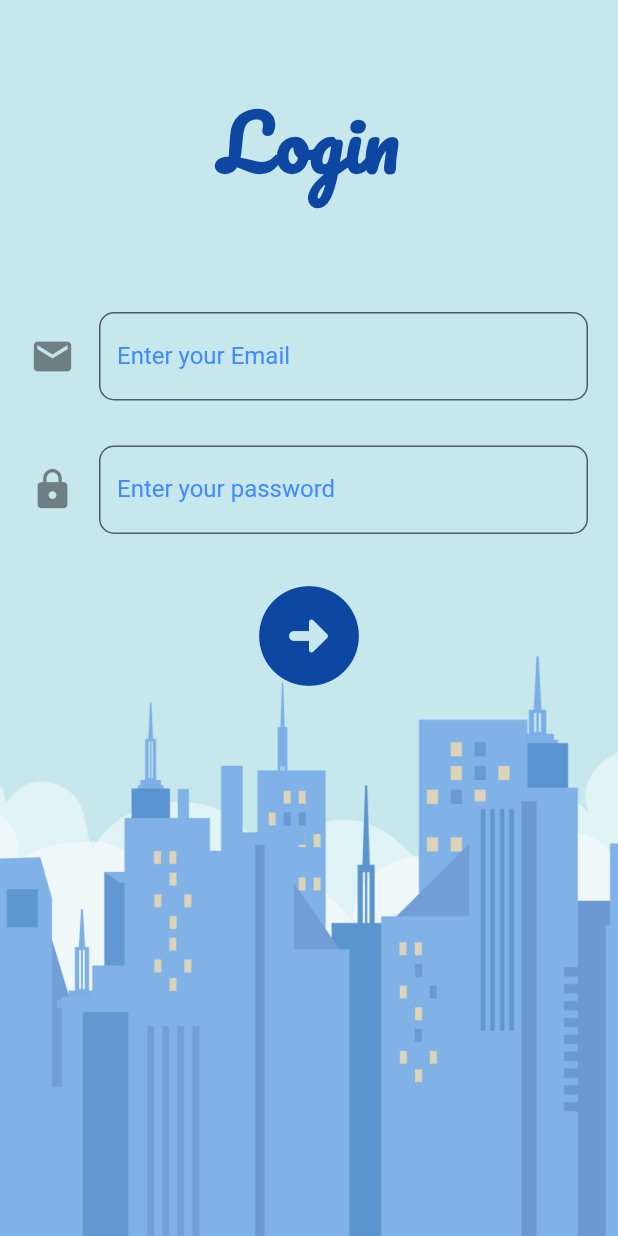
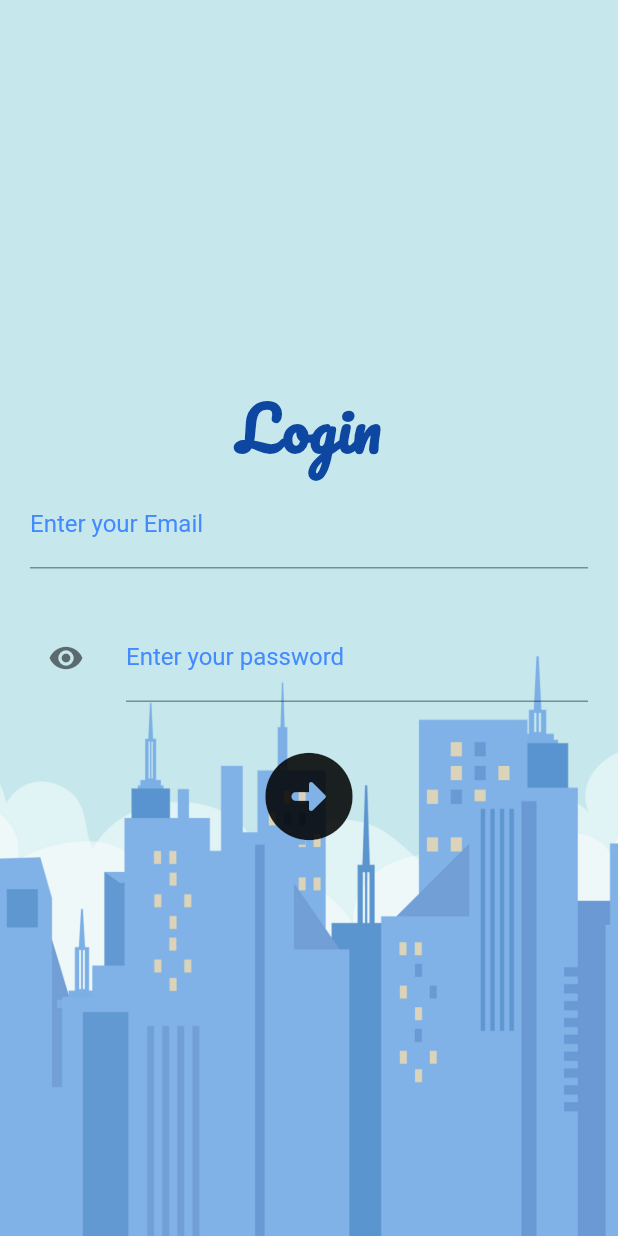
Before and after one commit to harshcodes17/Team-Triggers, a Flutter app: the screen it shows after launch, after a tap on "Log in", on a phone screen of 412 x 824 dp. Run offline on Flutter 3.47's test engine with Material 2 defaults, Android fonts, the phone set to English and light mode, and no system bars; our stand-ins replace cloud_firestore, firebase_auth, firebase_core; accounts and stored records are empty.

```diff
--- a/lib/main.dart
+++ b/lib/main.dart
@@ -6,6 +6,7 @@ import 'package:student_facilitation/screens/lost.dart';
 import 'package:student_facilitation/screens/message.dart';
 import 'package:student_facilitation/screens/profile.dart';
 import 'package:student_facilitation/screens/register.dart';
+import 'package:student_facilitation/screens/services/post.dart';
 import 'package:student_facilitation/screens/trending.dart';
 import 'package:student_facilitation/screens/welcome.dart';
 
@@ -36,6 +37,7 @@ class Dashboard extends StatelessWidget {
         Trending.id: (context) => Trending(),
         Message.id: (context) => Message(),
         Lost.id: (context) => Lost(),
+        Post.id: (context) => Post(),
       },
     );
   }
--- a/lib/screens/login.dart
+++ b/lib/screens/login.dart
@@ -10,6 +10,7 @@ class MyLogin extends StatefulWidget {
 }
 
 class _MyLoginState extends State<MyLogin> {
+  bool showSpinner = false;
   final _auth = FirebaseAuth.instance;
   late String email;
   late String password;
@@ -32,7 +33,6 @@ class _MyLoginState extends State<MyLogin> {
           child: Scaffold(
             backgroundColor: Colors.transparent,
             body: SafeArea(
-              child: SingleChildScrollView(
               child: Column(
                 mainAxisAlignment: MainAxisAlignment.center,
                 children: [
@@ -40,33 +40,21 @@ class _MyLoginState extends State<MyLogin> {
                     'Login',
                     style: TextStyle(
                       fontFamily: 'Pacifico',
-                        fontSize: 50,
+                      fontSize: 40,
                       fontWeight: FontWeight.bold,
                       color: Colors.blue.shade900,
                     ),
                   ),
-                    SizedBox(
-                      height: 70,
-                    ),
                   TextField(
-                      style: TextStyle(color: Colors.blue.shade600),
                     onChanged: (value) {
                       email = value;
                     },
                     cursorColor: Colors.blue.shade800,
                     keyboardType: TextInputType.emailAddress,
                     decoration: InputDecoration(
-                          icon: Icon(
-                            Icons.mail,
-                            size: 30,
-                          ),
-                          fillColor: Colors.transparent,
-                          filled: true,
                         hintText: 'Email Address',
-                          hintStyle: TextStyle(color: Colors.blue.shade900),
+                        hintStyle: TextStyle(color: Colors.white),
                         labelText: 'Enter your Email',
-                          border: OutlineInputBorder(
-                              borderRadius: BorderRadius.circular(10)),
                         labelStyle: TextStyle(
                           color: Colors.blueAccent,
                         )),
@@ -80,17 +68,14 @@ class _MyLoginState extends State<MyLogin> {
                     obscureText: true,
                     keyboardType: TextInputType.visiblePassword,
                     decoration: InputDecoration(
-                          icon: Icon(
-                            Icons.lock,
-                            size: 30,
+                        icon: IconButton(
+                          color: Colors.black54,
+                          onPressed: () {},
+                          icon: Icon(Icons.remove_red_eye),
                         ),
-                          fillColor: Colors.transparent,
-                          filled: true,
                         hintText: 'Password',
-                          hintStyle: TextStyle(color: Colors.blue.shade900),
+                        hintStyle: TextStyle(color: Colors.white),
                         labelText: 'Enter your password',
-                          border: OutlineInputBorder(
-                              borderRadius: BorderRadius.circular(10)),
                         labelStyle: TextStyle(
                           color: Colors.blueAccent,
                         )),
@@ -111,11 +96,9 @@ class _MyLoginState extends State<MyLogin> {
                       }
                     },
                     icon: Icon(Icons.arrow_circle_right_rounded),
-                      iconSize: 80,
-                      color: Colors.blue.shade900,
+                    iconSize: 70,
                   )
                 ],
-                ),
               ),
             ),
           ),
--- a/lib/screens/welcome.dart
+++ b/lib/screens/welcome.dart
@@ -4,6 +4,8 @@ import 'package:student_facilitation/screens/register.dart';
 
 class WelcomePage extends StatefulWidget {
   static const String id = 'WelcomePage';
+
+  const WelcomePage({super.key});
 
   @override
   State<WelcomePage> createState() => _WelcomePageState();
@@ -25,7 +27,7 @@ class _WelcomePageState extends State<WelcomePage> {
         body: Stack(
           children: [
             Padding(
-              padding: const EdgeInsets.only(left: 70, top: 280),
+              padding: const EdgeInsets.only(left: 70, top: 220),
               child: Icon(
                 Icons.person,
                 size: 200,
@@ -51,12 +53,12 @@ class _WelcomePageState extends State<WelcomePage> {
               ),
             ),
             Padding(
-              padding: const EdgeInsets.only(left: 10.0, top: 500, right: 20),
-              child: Row(
+              padding: const EdgeInsets.only(left: 90.0, top: 400, right: 20),
+              child: Padding(
+                padding: const EdgeInsets.only(left: 8.0, right: 8, top: 50),
+                child: Column(
                   children: [
-                  Padding(
-                    padding: const EdgeInsets.only(left: 8.0, right: 10),
-                    child: SizedBox(
+                    SizedBox(
                       width: 150,
                       height: 55,
                       child: ElevatedButton(
@@ -70,8 +72,7 @@ class _WelcomePageState extends State<WelcomePage> {
                           ),
                         ),
                         style: ElevatedButton.styleFrom(
-                          primary: Colors.blue.shade300,
-                        ),
+                          backgroundColor: Colors.blue.shade300,
                         ),
                       ),
                     ),
@@ -94,12 +95,13 @@ class _WelcomePageState extends State<WelcomePage> {
                             ),
                           ),
                           style: ElevatedButton.styleFrom(
-                          primary: Colors.blue.shade300,
+                            backgroundColor: Colors.blue.shade300,
                           ),
                         ),
                       ),
                     ),
                   ],
+                ),
               ),
             )
           ],
--- a/pubspec.yaml
+++ b/pubspec.yaml
@@ -38,6 +38,8 @@ dependencies:
   firebase_core: ^2.7.1
   firebase_auth: ^4.2.10
   cloud_firestore: ^4.4.4
+  provider: ^6.0.5
+
 
 dev_dependencies:
   flutter_test:
```
Also changed, not shown: lib/screens/home.dart (+90 -2 lines), lib/screens/register.dart (+19 -0 lines), lib/screens/services/auth.dart (added, +8 -0 lines), lib/screens/services/post.dart (added, +47 -0 lines), pubspec.lock, 1 other file. Lines whose indentation alone changed are shown as unchanged.
